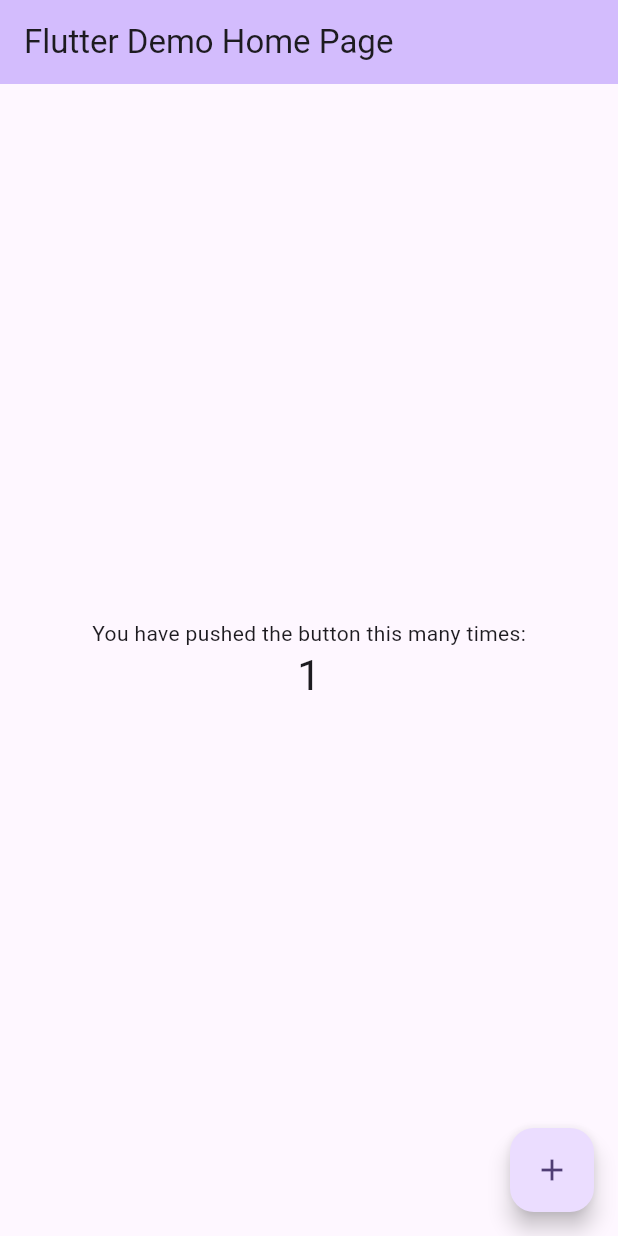
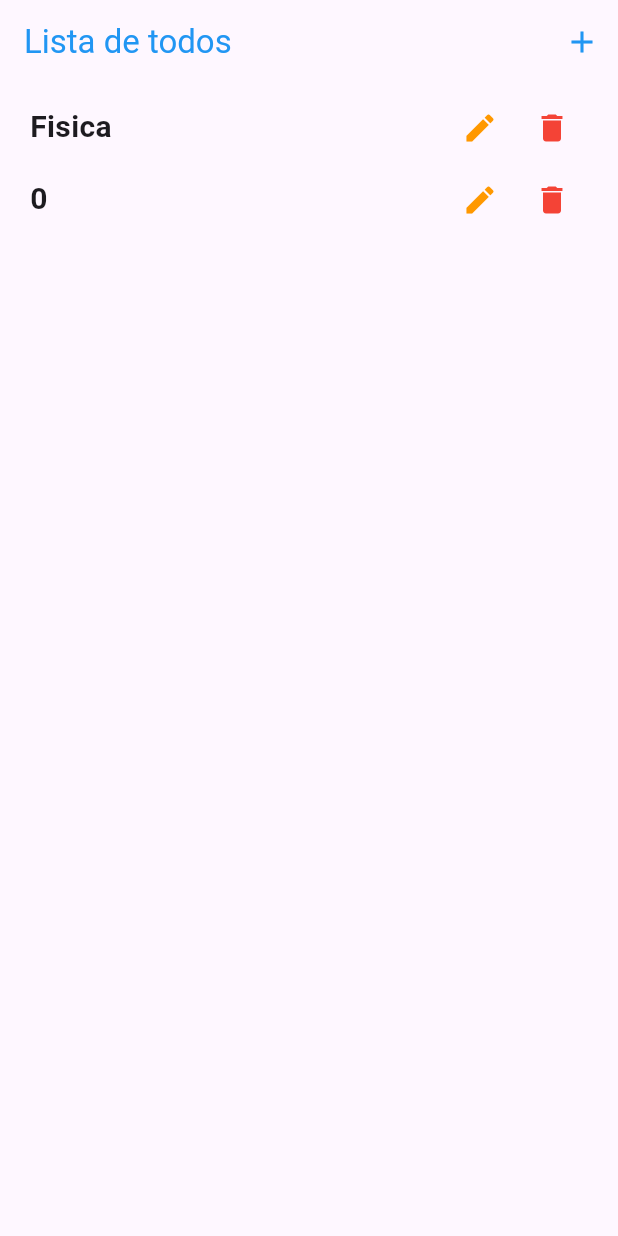
Before and after one commit to AdamsEstiff/todosApp, a Flutter app: the screen it shows after launch, after a tap on the "add" icon, on a phone screen of 412 x 824 dp. Run offline on Flutter 3.47's test engine with Material 3 defaults, Android fonts, the phone set to English and light mode, and no system bars.

Commit message:
avance de proyecto todos

```diff
--- /dev/null
+++ b/lib/data/asignaturas.dart
@@ -0,0 +1,7 @@
+class Asignatura {
+  String nombre;
+  String codigo;
+  int curso;
+
+  Asignatura({required this.codigo, required this.nombre, required this.curso});
+}
--- a/lib/main.dart
+++ b/lib/main.dart
@@ -1,4 +1,5 @@
 import 'package:flutter/material.dart';
+import 'package:todosapp/todos/index.dart';
 
 void main() {
   runApp(const MyApp());
@@ -13,113 +14,10 @@ class MyApp extends StatelessWidget {
     return MaterialApp(
       title: 'Flutter Demo',
       theme: ThemeData(
-        // This is the theme of your application.
-        //
-        // TRY THIS: Try running your application with "flutter run". You'll see
-        // the application has a purple toolbar. Then, without quitting the app,
-        // try changing the seedColor in the colorScheme below to Colors.green
-        // and then invoke "hot reload" (save your changes or press the "hot
-        // reload" button in a Flutter-supported IDE, or press "r" if you used
-        // the command line to start the app).
-        //
-        // Notice that the counter didn't reset back to zero; the application
-        // state is not lost during the reload. To reset the state, use hot
-        // restart instead.
-        //
-        // This works for code too, not just values: Most code changes can be
-        // tested with just a hot reload.
         colorScheme: ColorScheme.fromSeed(seedColor: Colors.deepPurple),
         useMaterial3: true,
       ),
-      home: const MyHomePage(title: 'Flutter Demo Home Page'),
+      home: Todos(),
     );
   }
 }
-
-class MyHomePage extends StatefulWidget {
-  const MyHomePage({super.key, required this.title});
-
-  // This widget is the home page of your application. It is stateful, meaning
-  // that it has a State object (defined below) that contains fields that affect
-  // how it looks.
-
-  // This class is the configuration for the state. It holds the values (in this
-  // case the title) provided by the parent (in this case the App widget) and
-  // used by the build method of the State. Fields in a Widget subclass are
-  // always marked "final".
-
-  final String title;
-
-  @override
-  State<MyHomePage> createState() => _MyHomePageState();
-}
-
-class _MyHomePageState extends State<MyHomePage> {
-  int _counter = 0;
-
-  void _incrementCounter() {
-    setState(() {
-      // This call to setState tells the Flutter framework that something has
-      // changed in this State, which causes it to rerun the build method below
-      // so that the display can reflect the updated values. If we changed
-      // _counter without calling setState(), then the build method would not be
-      // called again, and so nothing would appear to happen.
-      _counter++;
-    });
-  }
-
-  @override
-  Widget build(BuildContext context) {
-    // This method is rerun every time setState is called, for instance as done
-    // by the _incrementCounter method above.
-    //
-    // The Flutter framework has been optimized to make rerunning build methods
-    // fast, so that you can just rebuild anything that needs updating rather
-    // than having to individually change instances of widgets.
-    return Scaffold(
-      appBar: AppBar(
-        // TRY THIS: Try changing the color here to a specific color (to
-        // Colors.amber, perhaps?) and trigger a hot reload to see the AppBar
-        // change color while the other colors stay the same.
-        backgroundColor: Theme.of(context).colorScheme.inversePrimary,
-        // Here we take the value from the MyHomePage object that was created by
-        // the App.build method, and use it to set our appbar title.
-        title: Text(widget.title),
-      ),
-      body: Center(
-        // Center is a layout widget. It takes a single child and positions it
-        // in the middle of the parent.
-        child: Column(
-          // Column is also a layout widget. It takes a list of children and
-          // arranges them vertically. By default, it sizes itself to fit its
-          // children horizontally, and tries to be as tall as its parent.
-          //
-          // Column has various properties to control how it sizes itself and
-          // how it positions its children. Here we use mainAxisAlignment to
-          // center the children vertically; the main axis here is the vertical
-          // axis because Columns are vertical (the cross axis would be
-          // horizontal).
-          //
-          // TRY THIS: Invoke "debug painting" (choose the "Toggle Debug Paint"
-          // action in the IDE, or press "p" in the console), to see the
-          // wireframe for each widget.
-          mainAxisAlignment: MainAxisAlignment.center,
-          children: <Widget>[
-            const Text(
-              'You have pushed the button this many times:',
-            ),
-            Text(
-              '$_counter',
-              style: Theme.of(context).textTheme.headlineMedium,
-            ),
-          ],
-        ),
-      ),
-      floatingActionButton: FloatingActionButton(
-        onPressed: _incrementCounter,
-        tooltip: 'Increment',
-        child: const Icon(Icons.add),
-      ), // This trailing comma makes auto-formatting nicer for build methods.
-    );
-  }
-}
--- /dev/null
+++ b/lib/todos/index.dart
@@ -0,0 +1,75 @@
+import 'package:flutter/material.dart';
+import 'package:todosapp/data/asignaturas.dart';
+
+class Todos extends StatefulWidget {
+  const Todos({super.key});
+
+  @override
+  State<Todos> createState() => _TodosState();
+}
+
+class _TodosState extends State<Todos> {
+  List<Asignatura> asignaturas = [
+    Asignatura(codigo: '4864564564', nombre: "Fisica", curso: 1)
+  ];
+  int number = 0;
+
+  void addSignature(){
+    asignaturas.add(Asignatura(codigo: "$number", nombre: "$number", curso: number));
+    setState(() {
+      asignaturas;
+      number++;
+    });
+  }
+
+  @override
+  Widget build(BuildContext context) {
+    return Scaffold(
+      appBar: AppBar(
+        title: Text(
+          "Lista de todos",
+          style: TextStyle(color: Colors.blue),
+        ),
+        actions: [
+          IconButton(onPressed: addSignature, icon: Icon(Icons.add), color: Colors.blue,),
+        ],
+      ),
+      body: Container(
+        padding: EdgeInsets.fromLTRB(20, 5, 20, 0),
+        child: ListView.builder(
+          itemCount: asignaturas.length,
+          itemBuilder: (context, idx) {
+            return Row(
+              mainAxisAlignment: MainAxisAlignment.spaceBetween,
+              children: [
+                Text(
+                  asignaturas[idx].nombre,
+                  style: TextStyle(fontSize: 20, fontWeight: FontWeight.bold),
+                ),
+                Row(
+                  mainAxisAlignment: MainAxisAlignment.end,
+                  children: [
+                    IconButton(
+                      onPressed: () {
+                        //aqui van las funciones de tipo editar
+                      },
+                      icon: Icon(Icons.edit),
+                      color: Colors.orange,
+                    ),
+                    IconButton(
+                      onPressed: () {
+                        //aqui va la funcion de tipo borrar
+                      },
+                      icon: Icon(Icons.delete),
+                      color: Colors.red,
+                    ),
+                  ],
+                ),
+              ],
+            );
+          },
+        ),
+      ),
+    );
+  }
+}
```
